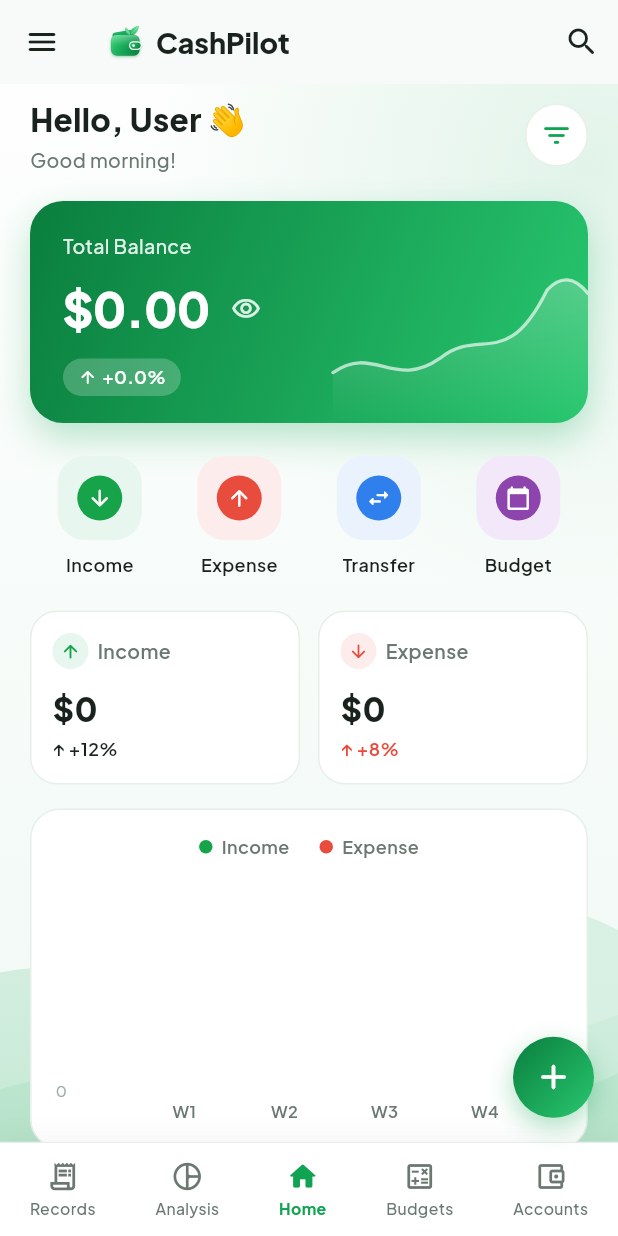
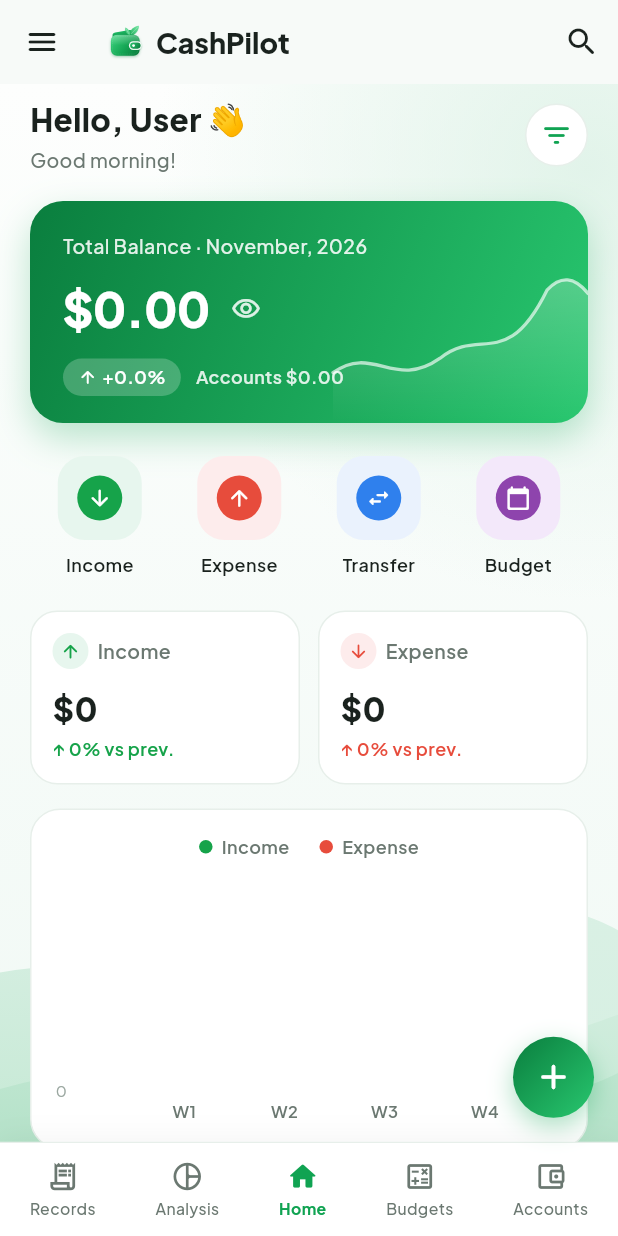
Before and after one commit to ThisIsKawsar/money-wallet, a Flutter app: the HomeScreen screen opened by its route, on a phone screen of 412 x 824 dp. Run offline on Flutter 3.47's test engine with Material 3 defaults, Android fonts, the phone set to English and light mode, and no system bars; drawn by our look-alikes of fl_chart; our stand-ins replace file_picker, flutter_slidable, go_router, google_fonts, share_plus, shared_preferences and 2 more; accounts and stored records are empty.

Commit message:
feat: enhance HomeScreen with period balance and trend indicators

```diff
--- a/lib/screens/home/home_screen.dart
+++ b/lib/screens/home/home_screen.dart
@@ -65,6 +65,19 @@ class _HomeScreenState extends State<HomeScreen> {
     final totalExpense = rangeTxs
         .where((t) => t.type == TransactionType.expense)
         .fold(0.0, (s, t) => s + t.amount);
+    final periodBalance = totalIncome - totalExpense;
+    final periodLabel = PeriodHelpers.label(anchor, mode);
+
+    // Same totals for the previous period, for the trend badges.
+    final prevRange = PeriodHelpers.range(PeriodHelpers.prev(anchor, mode), mode);
+    double prevSum(TransactionType type) => txProvider.transactions
+        .where((t) =>
+            t.type == type &&
+            !t.date.isBefore(prevRange.start) &&
+            t.date.isBefore(prevRange.end))
+        .fold(0.0, (s, t) => s + t.amount);
+    final incomeTrend = _Trend.of(totalIncome, prevSum(TransactionType.income));
+    final expenseTrend = _Trend.of(totalExpense, prevSum(TransactionType.expense));
 
     // Build chart buckets based on View mode from Display options
     final List<String> bucketLabels = [];
@@ -208,7 +221,9 @@ class _HomeScreenState extends State<HomeScreen> {
 
             // ── Green Total Balance Card ─────────────────────────────────
             _HomeBalanceCard(
-              totalBalance: accProvider.totalBalance,
+              totalBalance: periodBalance,
+              accountsBalance: accProvider.totalBalance,
+              periodLabel: periodLabel,
               totalIncome: totalIncome,
               totalExpense: totalExpense,
               currencySymbol: settings.currencySymbol,
@@ -237,7 +252,7 @@ class _HomeScreenState extends State<HomeScreen> {
                   child: _MiniStatCard(
                     label: 'Income',
                     amount: '${settings.currencySymbol}${fmt.format(totalIncome)}',
-                    trend: '+12%',
+                    trend: incomeTrend,
                     isIncome: true,
                     isDark: isDark,
                   ),
@@ -247,7 +262,7 @@ class _HomeScreenState extends State<HomeScreen> {
                   child: _MiniStatCard(
                     label: 'Expense',
                     amount: '${settings.currencySymbol}${fmt.format(totalExpense)}',
-                    trend: '+8%',
+                    trend: expenseTrend,
                     isIncome: false,
                     isDark: isDark,
                   ),
@@ -381,7 +396,12 @@ class _HomeScreenState extends State<HomeScreen> {
 }
 
 class _HomeBalanceCard extends StatelessWidget {
+  /// Balance of the selected period (income − expense).
   final double totalBalance;
+
+  /// Current sum of all account balances (not period-filtered).
+  final double accountsBalance;
+  final String periodLabel;
   final double totalIncome;
   final double totalExpense;
   final String currencySymbol;
@@ -391,6 +411,8 @@ class _HomeBalanceCard extends StatelessWidget {
 
   const _HomeBalanceCard({
     required this.totalBalance,
+    required this.accountsBalance,
+    required this.periodLabel,
     required this.totalIncome,
     required this.totalExpense,
     required this.currencySymbol,
@@ -455,7 +477,9 @@ class _HomeBalanceCard extends StatelessWidget {
                   mainAxisAlignment: MainAxisAlignment.spaceBetween,
                   children: [
                     Text(
-                      'Total Balance',
+                      'Total Balance · $periodLabel',
+                      maxLines: 1,
+                      overflow: TextOverflow.ellipsis,
                       style: GoogleFonts.plusJakartaSans(
                         fontSize: 13,
                         fontWeight: FontWeight.w500,
@@ -497,6 +521,8 @@ class _HomeBalanceCard extends StatelessWidget {
                         ),
                       ],
                     ),
+                    Row(
+                      children: [
                         Container(
                           padding: const EdgeInsets.symmetric(
                             horizontal: 10,
@@ -527,6 +553,21 @@ class _HomeBalanceCard extends StatelessWidget {
                               ),
                             ],
                           ),
+                        ),
+                        const SizedBox(width: 10),
+                        Flexible(
+                          child: Text(
+                            'Accounts ${isHidden ? '$currencySymbol••••' : _formatAmount(accountsBalance)}',
+                            maxLines: 1,
+                            overflow: TextOverflow.ellipsis,
+                            style: GoogleFonts.plusJakartaSans(
+                              fontSize: 12,
+                              fontWeight: FontWeight.w600,
+                              color: Colors.white.withValues(alpha: 0.85),
+                            ),
+                          ),
+                        ),
+                      ],
                     ),
                   ],
                 ),
@@ -680,10 +721,27 @@ class _HomeQuickActions extends StatelessWidget {
   }
 }
 
+/// Change of a period total vs the previous period.
+class _Trend {
+  final String text;
+  final bool up;
+  const _Trend(this.text, this.up);
+
+  factory _Trend.of(double current, double previous) {
+    if (previous <= 0) {
+      return current > 0 ? const _Trend('New', true) : const _Trend('0%', true);
+    }
+    final pct = (current - previous) / previous * 100;
+    final up = pct >= 0;
+    final abs = pct.abs();
+    return _Trend('${abs >= 100 ? abs.toStringAsFixed(0) : abs.toStringAsFixed(1)}%', up);
+  }
+}
+
 class _MiniStatCard extends StatelessWidget {
   final String label;
   final String amount;
-  final String trend;
+  final _Trend trend;
   final bool isIncome;
   final bool isDark;
 
@@ -753,11 +811,14 @@ class _MiniStatCard extends StatelessWidget {
           ),
           const SizedBox(height: 4),
           Text(
-            '↑ $trend',
+            '${trend.up ? '↑' : '↓'} ${trend.text} vs prev.',
+            maxLines: 1,
+            overflow: TextOverflow.ellipsis,
             style: GoogleFonts.plusJakartaSans(
               fontSize: 12,
               fontWeight: FontWeight.w600,
-              color: isIncome ? AppColors.lightTextPrimary : color,
+              // More income or less expense is good (green), otherwise red.
+              color: trend.up == isIncome ? AppColors.income : AppColors.expense,
             ),
           ),
         ],
```
Lines whose indentation alone changed are shown as unchanged.
